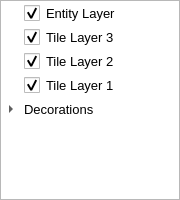
Qt form ESToolkit/ESToolkit/form/ESToolkit/dock/tk_layer_dock_widget.ui (Bruceleeto/elysian-shadows) before a commit.
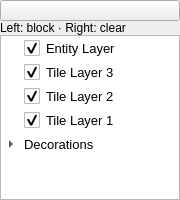
The same form after that commit. Icons and pictures are not drawn.

Commit message: Add painted blocked squares and a Walk Height view to the editor

```diff
--- a/ESToolkit/ESToolkit/form/ESToolkit/dock/tk_layer_dock_widget.ui
+++ b/ESToolkit/ESToolkit/form/ESToolkit/dock/tk_layer_dock_widget.ui
@@ -57,6 +57,20 @@
     <property name="bottomMargin">
      <number>0</number>
     </property>
+    <item>
+     <widget class="QToolButton" name="blockedPaintButton">
+      <property name="sizePolicy"><sizepolicy hsizetype="Expanding" vsizetype="Fixed"><horstretch>0</horstretch><verstretch>0</verstretch></sizepolicy></property>
+      <property name="focusPolicy"><enum>Qt::NoFocus</enum></property>
+      <property name="toolButtonStyle"><enum>Qt::ToolButtonTextOnly</enum></property>
+     </widget>
+    </item>
+    <item>
+     <widget class="QLabel" name="blockedPaintHint">
+      <property name="text"><string>Left: block · Right: clear</string></property>
+      <property name="wordWrap"><bool>true</bool></property>
+      <property name="margin"><number>4</number></property>
+     </widget>
+    </item>
     <item>
      <widget class="QTreeWidget" name="m_layerTreeWidget">
       <property name="font">
```
Left out of the diff: 7 changed lines with no effect on the pictures. The commit also changes 20 other files.
